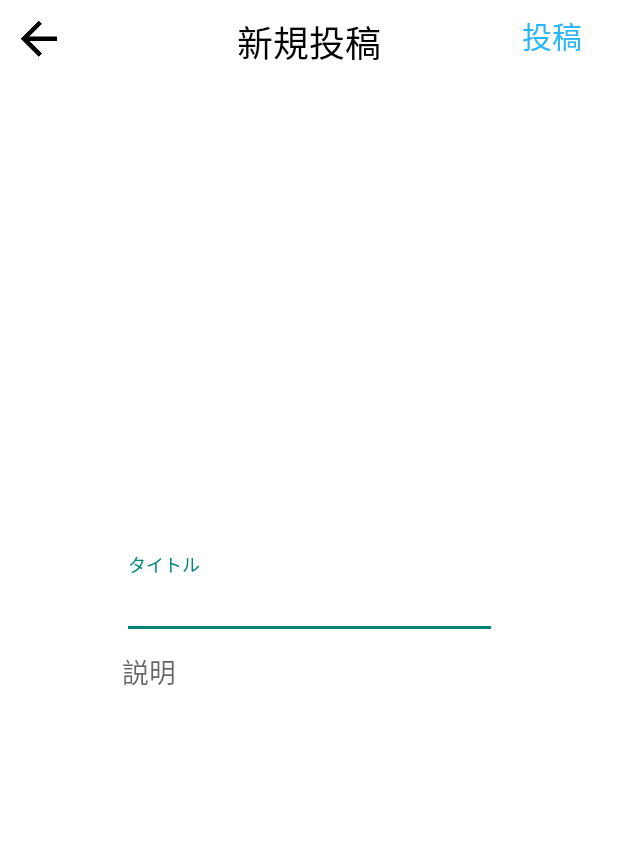
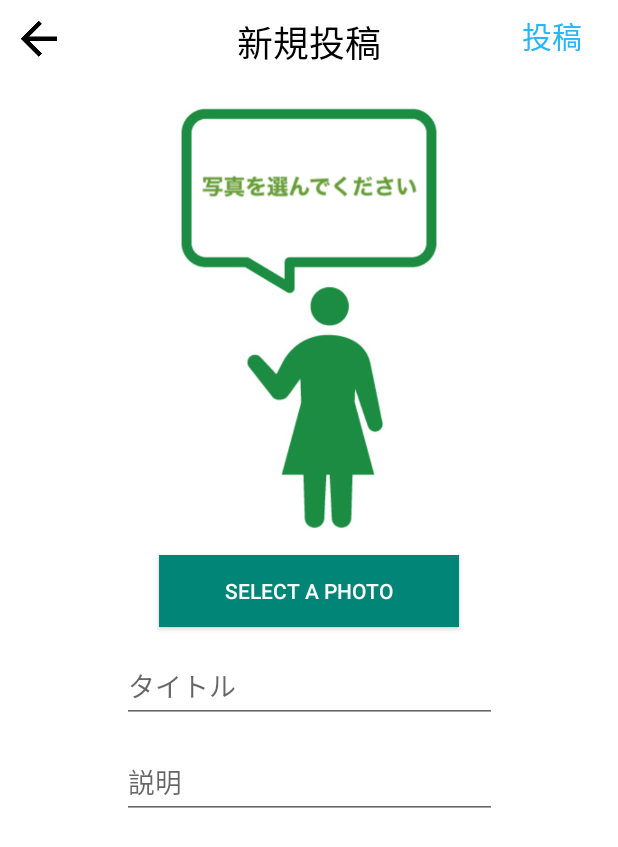
Before and after one commit to Naomath/Sense, an Android app: the SetUpFashionFragment screen opened directly, with no data from a screen before it, on a phone screen of 412 x 824 dp. Shown: the top 847 px of the screen. Run offline under Robolectric (Android 15) with nearby library versions, the phone set to English and light mode, and no system bars; our stand-ins replace Picasso.

Commit message:
投稿画面での写真が横に表示されてしまう問題が解決された

```diff
--- a/app/build.gradle
+++ b/app/build.gradle
@@ -4,7 +4,7 @@ android {
     compileSdkVersion 28
     defaultConfig {
         applicationId "com.sense.naoto.sense"
-        minSdkVersion 21
+        minSdkVersion 24
         targetSdkVersion 28
         versionCode 1
         versionName "1.0"
@@ -46,6 +46,7 @@ dependencies {
     implementation 'de.hdodenhof:circleimageview:3.0.0'
 
     implementation 'commons-lang:commons-lang:+'
+    //base64に使う
 
     compileOnly 'org.projectlombok:lombok:1.18.6'
     annotationProcessor 'org.projectlombok:lombok:1.18.6'
@@ -55,4 +56,7 @@ dependencies {
     implementation 'com.google.firebase:firebase-database:16.0.3'
 
     implementation 'com.google.firebase:firebase-storage:9.6.1'
+
+    implementation 'com.squareup.picasso:picasso:2.5.2'
+
 }
--- a/app/src/main/java/com/sense/naoto/sense/post_fashion/PostFashionActivity.java
+++ b/app/src/main/java/com/sense/naoto/sense/post_fashion/PostFashionActivity.java
@@ -1,6 +1,8 @@
 package com.sense.naoto.sense.post_fashion;
 
+import android.content.Intent;
 import android.graphics.Bitmap;
+import android.net.Uri;
 import android.support.v4.app.Fragment;
 import android.support.v7.app.AppCompatActivity;
 import android.os.Bundle;
@@ -12,6 +14,7 @@ import com.sense.naoto.sense.interfaces.SetUpFashionFmListener;
 import com.sense.naoto.sense.interfaces.TakePictureFmListener;
 
 public class PostFashionActivity extends AppCompatActivity implements TakePictureFmListener, SetUpFashionFmListener {
+
 
     @Override
     protected void onCreate(Bundle savedInstanceState) {
@@ -63,4 +66,5 @@ public class PostFashionActivity extends AppCompatActivity implements TakePictur
         */
         finish();
     }
+
 }
--- a/app/src/main/java/com/sense/naoto/sense/post_fashion/SetUpFashionFragment.java
+++ b/app/src/main/java/com/sense/naoto/sense/post_fashion/SetUpFashionFragment.java
@@ -1,19 +1,17 @@
 package com.sense.naoto.sense.post_fashion;
 
 import android.content.Context;
+import android.content.Intent;
+import android.database.Cursor;
 import android.graphics.Bitmap;
-import android.graphics.Matrix;
-import android.graphics.Point;
+import android.graphics.BitmapFactory;
 import android.media.ExifInterface;
-import android.media.Image;
-import android.net.Uri;
 import android.os.Bundle;
+import android.provider.MediaStore;
 import android.support.v4.app.Fragment;
-import android.view.Display;
 import android.view.LayoutInflater;
 import android.view.View;
 import android.view.ViewGroup;
-import android.view.WindowManager;
 import android.widget.Button;
 import android.widget.EditText;
 import android.widget.ImageButton;
@@ -21,21 +19,29 @@ import android.widget.ImageView;
 
 import com.sense.naoto.sense.R;
 import com.sense.naoto.sense.activity_helper.PostFashionActivityHelper;
-import com.sense.naoto.sense.constatnt.FragmentConstants;
 import com.sense.naoto.sense.interfaces.SetUpFashionFmListener;
+import com.sense.naoto.sense.processings.ImageHelper;
+import com.squareup.picasso.Picasso;
+
+
 
 import java.io.IOException;
+import java.io.InputStream;
+
+import static android.app.Activity.RESULT_OK;
+import static android.content.Context.WINDOW_SERVICE;
+import static com.sense.naoto.sense.processings.ImageHelper.rotateBitmap;
 
 
 public class SetUpFashionFragment extends Fragment {
+
+    public static int PICK_IMAGE_REQUEST = 1;
 
     private View mView;
 
     private SetUpFashionFmListener mListener;
 
-    private Bitmap mBitmap;
-
-    private String mPathName;
+    private ImageView mImageView;
 
 
     public SetUpFashionFragment() {
@@ -60,7 +66,34 @@ public class SetUpFashionFragment extends Fragment {
         if (getActivity() instanceof SetUpFashionFmListener)
             mListener = (SetUpFashionFmListener) getActivity();
 
+
     }
+
+    @Override
+    public void onActivityResult(int requestCode, int resultCode, Intent data) {
+        super.onActivityResult(requestCode, resultCode, data);
+
+
+        if (requestCode == PICK_IMAGE_REQUEST && resultCode == RESULT_OK
+                && data != null && data.getData() != null) {
+
+            try {
+                InputStream in = getActivity().getContentResolver().openInputStream(data.getData());
+                ExifInterface exifInterface = new ExifInterface(in);
+
+                int orientation = exifInterface.getAttributeInt(ExifInterface.TAG_ORIENTATION,
+                        ExifInterface.ORIENTATION_UNDEFINED);
+
+                Bitmap bitmap= MediaStore.Images.Media.getBitmap(getActivity().getContentResolver(), data.getData());
+                Bitmap bmRotated = ImageHelper.rotateBitmap(bitmap, orientation);
+                mImageView.setImageBitmap(bmRotated);
+
+            }catch (IOException e){
+
+            }
+        }
+    }
+
 
     @Override
     public View onCreateView(LayoutInflater inflater, ViewGroup container,
@@ -79,7 +112,7 @@ public class SetUpFashionFragment extends Fragment {
             }
         });
 
-        setImage();
+        //  setImage();
 
         Button btnPost = mView.findViewById(R.id.btn_post);
         btnPost.setOnClickListener(new View.OnClickListener() {
@@ -95,8 +128,22 @@ public class SetUpFashionFragment extends Fragment {
             }
         });
 
+        mImageView = mView.findViewById(R.id.image_fashion);
+        mImageView.setImageResource(R.drawable.no_fashion_selected);
+
+        Button btnSelect = mView.findViewById(R.id.btn_select_photo);
+        btnSelect.setOnClickListener(new View.OnClickListener() {
+            @Override
+            public void onClick(View view) {
+                Intent intent = new Intent();
+                intent.setType("image/*");
+                intent.setAction(Intent.ACTION_GET_CONTENT);
+                startActivityForResult(intent, PICK_IMAGE_REQUEST);
+            }
+        });
+
     }
-
+/*
     private void setImage(){
 
         try {
@@ -189,7 +236,7 @@ public class SetUpFashionFragment extends Fragment {
             Matrix bitmapMatrix= new Matrix();
             bitmapMatrix.postScale(0.5f, 0.5f);
             Bitmap resizeBitmap = Bitmap.createBitmap(mBitmap, 0, 0, mBitmap.getWidth(), mBitmap.getHeight(), bitmapMatrix, true);
-*/
+
             imageView.setLayoutParams(lp);
             imageView.setImageMatrix(mat);
             imageView.setScaleType(ImageView.ScaleType.MATRIX);
@@ -199,9 +246,10 @@ public class SetUpFashionFragment extends Fragment {
             e.printStackTrace();
         }
     }
+    */
 
 
-    private void saveFashion(String title, String description){
+    private void saveFashion(String title, String description) {
         /*
         Realm realm = Realm.getDefaultInstance();
         realm.beginTransaction();
--- a/app/src/main/java/com/sense/naoto/sense/processings/FireBaseHelper.java
+++ b/app/src/main/java/com/sense/naoto/sense/processings/FireBaseHelper.java
@@ -8,11 +8,12 @@ import com.google.firebase.storage.FirebaseStorage;
 import com.google.firebase.storage.StorageReference;
 
 public class FireBaseHelper {
-
+/*
     public static void uploadFashion(String title, String description, Bitmap bitmap){
         StorageReference storageReference = FirebaseStorage.getInstance().getReference("uploads");
         DatabaseReference databaseReference = FirebaseDatabase.getInstance().getReference("uploads");
 
         StorageReference filereferrence = storageReference.child(System.currentTimeMillis(),+"."+get)
     }
+    */
 }
--- a/app/src/main/res/layout/fragment_set_up_fashion.xml
+++ b/app/src/main/res/layout/fragment_set_up_fashion.xml
@@ -4,8 +4,8 @@
     xmlns:tools="http://schemas.android.com/tools"
     android:layout_width="match_parent"
     android:layout_height="match_parent"
-    tools:context=".post_fashion.SetUpFashionFragment"
-    android:background="@color/white">
+    android:background="@color/white"
+    tools:context=".post_fashion.SetUpFashionFragment">
 
 
     <ImageButton
@@ -38,7 +38,8 @@
         app:layout_constraintBottom_toBottomOf="parent"
         app:layout_constraintEnd_toEndOf="parent"
         app:layout_constraintStart_toStartOf="parent"
-        app:layout_constraintTop_toBottomOf="@+id/textView">
+        app:layout_constraintTop_toBottomOf="@+id/textView"
+        android:paddingBottom="16dp">
 
         <android.support.constraint.ConstraintLayout
             android:layout_width="match_parent"
@@ -46,14 +47,16 @@
 
             <ImageView
                 android:id="@+id/image_fashion"
-                android:layout_width="wrap_content"
+                android:layout_width="200dp"
                 android:layout_height="300dp"
-                android:layout_marginStart="8dp"
+                android:layout_marginStart="100dp"
                 android:layout_marginTop="8dp"
-                android:layout_marginEnd="8dp"
+                android:layout_marginEnd="100dp"
                 android:background="@color/colorClear"
+                android:focusable="true"
+                android:focusableInTouchMode="true"
                 android:scaleType="fitCenter"
-                android:src="@drawable/fashion2"
+                android:src="@drawable/no_fashion_selected"
                 app:layout_constraintBottom_toBottomOf="parent"
                 app:layout_constraintEnd_toEndOf="parent"
                 app:layout_constraintStart_toStartOf="parent"
@@ -71,7 +74,7 @@
                 app:layout_constraintBottom_toBottomOf="parent"
                 app:layout_constraintEnd_toEndOf="parent"
                 app:layout_constraintStart_toStartOf="parent"
-                app:layout_constraintTop_toBottomOf="@+id/image_fashion"
+                app:layout_constraintTop_toBottomOf="@+id/btn_select_photo"
                 app:layout_constraintVertical_bias="0.0">
 
                 <android.support.design.widget.TextInputEditText
@@ -81,28 +84,49 @@
                     android:hint="タイトル" />
             </android.support.design.widget.TextInputLayout>
 
-            <EditText
-                android:id="@+id/edit_description"
-                android:layout_width="250dp"
+            <android.support.design.widget.TextInputLayout
+                android:id="@+id/text_input_layout2"
+                android:layout_width="wrap_content"
                 android:layout_height="wrap_content"
+                android:layout_marginStart="8dp"
                 android:layout_marginTop="8dp"
-                android:layout_marginBottom="16dp"
-                android:background="@color/colorClear"
-                android:hint="説明"
+                android:layout_marginEnd="8dp"
                 app:layout_constraintBottom_toBottomOf="parent"
                 app:layout_constraintEnd_toEndOf="parent"
                 app:layout_constraintStart_toStartOf="parent"
-                app:layout_constraintTop_toBottomOf="@id/text_input_layout"
-                app:layout_constraintVertical_bias="0.0" />
+                app:layout_constraintTop_toBottomOf="@+id/text_input_layout"
+                app:layout_constraintVertical_bias="0.0">
 
+                <android.support.design.widget.TextInputEditText
+                    android:id="@+id/edit_description"
+                    android:layout_width="250dp"
+                    android:layout_height="match_parent"
+                    android:hint="説明" />
+            </android.support.design.widget.TextInputLayout>
+
+            <Button
+                android:id="@+id/btn_select_photo"
+                android:layout_width="200dp"
+                android:layout_height="wrap_content"
+                android:layout_marginStart="8dp"
+                android:layout_marginTop="8dp"
+                android:layout_marginEnd="8dp"
+                android:background="@color/colorPrimary"
+                android:padding="8dp"
+                android:text="Select A Photo"
+                android:textColor="@color/white"
+                android:textSize="14sp"
+                app:layout_constraintEnd_toEndOf="parent"
+                app:layout_constraintStart_toStartOf="parent"
+                app:layout_constraintTop_toBottomOf="@+id/image_fashion" />
 
 
         </android.support.constraint.ConstraintLayout>
     </ScrollView>
 
     <Button
+        android:id="@+id/btn_post"
         style="?android:attr/borderlessButtonStyle"
-        android:id="@+id/btn_post"
         android:layout_width="wrap_content"
         android:layout_height="wrap_content"
         android:layout_marginStart="8dp"
```
Also changed, not shown: app/src/main/java/com/sense/naoto/sense/processings/ImageHelper.java (+46 -0 lines), app/src/main/res/drawable/no_fashion_selected.jpg (added).
